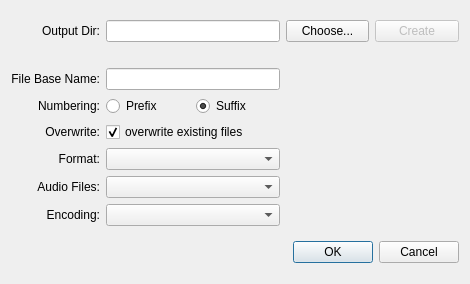
rock-hopper/shuriken, file src/exportdialog.ui: the form before one commit.
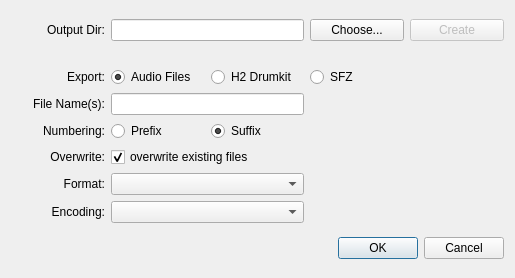
The form after the commit.

Commit message: improved export dialog

What changed in the file:
```diff
--- a/src/exportdialog.ui
+++ b/src/exportdialog.ui
@@ -6,8 +6,8 @@
    <rect>
     <x>0</x>
     <y>0</y>
-    <width>470</width>
-    <height>284</height>
+    <width>515</width>
+    <height>278</height>
    </rect>
   </property>
   <property name="windowTitle">
@@ -17,7 +17,7 @@
    <item>
     <layout class="QGridLayout" name="gridLayout">
      <item row="0" column="0">
-      <widget class="QLabel" name="label">
+      <widget class="QLabel" name="label_OutputDir">
        <property name="text">
         <string>Output Dir:</string>
        </property>
@@ -46,7 +46,7 @@
        </property>
       </widget>
      </item>
-     <item row="1" column="1" colspan="3">
+     <item row="1" column="1" colspan="2">
       <widget class="QLabel" name="label_DirValidity">
        <property name="sizePolicy">
         <sizepolicy hsizetype="Preferred" vsizetype="Maximum">
@@ -62,21 +62,21 @@
        </property>
       </widget>
      </item>
-     <item row="2" column="0">
-      <widget class="QLabel" name="label_2">
-       <property name="text">
-        <string>File Base Name:</string>
-       </property>
-       <property name="alignment">
-        <set>Qt::AlignRight|Qt::AlignTrailing|Qt::AlignVCenter</set>
-       </property>
-      </widget>
-     </item>
-     <item row="2" column="1" colspan="2">
-      <widget class="QLineEdit" name="lineEdit_BaseName"/>
-     </item>
      <item row="3" column="0">
-      <widget class="QLabel" name="label_3">
+      <widget class="QLabel" name="label_FileName">
+       <property name="text">
+        <string>File Name(s):</string>
+       </property>
+       <property name="alignment">
+        <set>Qt::AlignRight|Qt::AlignTrailing|Qt::AlignVCenter</set>
+       </property>
+      </widget>
+     </item>
+     <item row="3" column="1" colspan="2">
+      <widget class="QLineEdit" name="lineEdit_FileName"/>
+     </item>
+     <item row="4" column="0">
+      <widget class="QLabel" name="label_Numbering">
        <property name="text">
         <string>Numbering:</string>
        </property>
@@ -85,14 +85,17 @@
        </property>
       </widget>
      </item>
-     <item row="3" column="1">
+     <item row="4" column="1">
       <widget class="QRadioButton" name="radioButton_Prefix">
        <property name="text">
         <string>Prefix</string>
        </property>
+       <attribute name="buttonGroup">
+        <string>buttonGroup_Numbering</string>
+       </attribute>
       </widget>
      </item>
-     <item row="3" column="2" colspan="2">
+     <item row="4" column="2">
       <widget class="QRadioButton" name="radioButton_Suffix">
        <property name="text">
         <string>Suffix</string>
@@ -100,9 +103,12 @@
        <property name="checked">
         <bool>true</bool>
        </property>
+       <attribute name="buttonGroup">
+        <string>buttonGroup_Numbering</string>
+       </attribute>
       </widget>
      </item>
-     <item row="4" column="1" colspan="3">
+     <item row="5" column="1" colspan="2">
       <widget class="QCheckBox" name="checkBox_Overwrite">
        <property name="text">
         <string>overwrite existing files</string>
@@ -112,23 +118,10 @@
        </property>
       </widget>
      </item>
-     <item row="5" column="0">
-      <widget class="QLabel" name="label_4">
-       <property name="text">
-        <string>Format:</string>
-       </property>
-       <property name="alignment">
-        <set>Qt::AlignRight|Qt::AlignTrailing|Qt::AlignVCenter</set>
-       </property>
-      </widget>
-     </item>
-     <item row="5" column="1" colspan="2">
-      <widget class="QComboBox" name="comboBox_Format"/>
-     </item>
      <item row="6" column="0">
-      <widget class="QLabel" name="label_AudioFiles">
+      <widget class="QLabel" name="label_Format">
        <property name="text">
-        <string>Audio Files:</string>
+        <string>Format:</string>
        </property>
        <property name="alignment">
         <set>Qt::AlignRight|Qt::AlignTrailing|Qt::AlignVCenter</set>
@@ -136,10 +129,10 @@
       </widget>
      </item>
      <item row="6" column="1" colspan="2">
-      <widget class="QComboBox" name="comboBox_AudioFiles"/>
+      <widget class="QComboBox" name="comboBox_Format"/>
      </item>
      <item row="7" column="0">
-      <widget class="QLabel" name="label_5">
+      <widget class="QLabel" name="label_Encoding">
        <property name="text">
         <string>Encoding:</string>
        </property>
@@ -151,8 +144,8 @@
      <item row="7" column="1" colspan="2">
       <widget class="QComboBox" name="comboBox_Encoding"/>
      </item>
-     <item row="4" column="0">
-      <widget class="QLabel" name="label_7">
+     <item row="5" column="0">
+      <widget class="QLabel" name="label_Overwrite">
        <property name="text">
         <string>Overwrite:</string>
        </property>
@@ -161,6 +154,49 @@
        </property>
       </widget>
      </item>
+     <item row="2" column="0">
+      <widget class="QLabel" name="label_Export">
+       <property name="text">
+        <string>Export:</string>
+       </property>
+       <property name="alignment">
+        <set>Qt::AlignRight|Qt::AlignTrailing|Qt::AlignVCenter</set>
+       </property>
+      </widget>
+     </item>
+     <item row="2" column="1">
+      <widget class="QRadioButton" name="radioButton_AudioFiles">
+       <property name="text">
+        <string>Audio Files</string>
+       </property>
+       <property name="checked">
+        <bool>true</bool>
+       </property>
+       <attribute name="buttonGroup">
+        <string>buttonGroup_Export</string>
+       </attribute>
+      </widget>
+     </item>
+     <item row="2" column="2">
+      <widget class="QRadioButton" name="radioButton_H2Drumkit">
+       <property name="text">
+        <string>H2 Drumkit</string>
+       </property>
+       <attribute name="buttonGroup">
+        <string>buttonGroup_Export</string>
+       </attribute>
+      </widget>
+     </item>
+     <item row="2" column="3">
+      <widget class="QRadioButton" name="radioButton_SFZ">
+       <property name="text">
+        <string>SFZ</string>
+       </property>
+       <attribute name="buttonGroup">
+        <string>buttonGroup_Export</string>
+       </attribute>
+      </widget>
+     </item>
     </layout>
    </item>
    <item>
```
Left out of the diff: 4 changed lines with no effect on the pictures. The commit also changes 3 other files.
